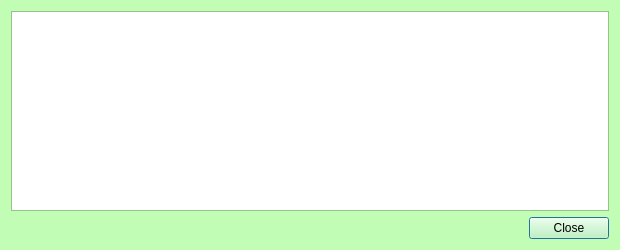
Old version of the form src/qt/forms/transactiondescdialog.ui in the repository IParn/LimecoinX.
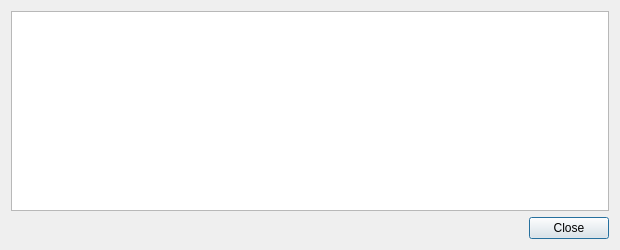
New version of the form.

The edit to the form file:
```diff
--- a/src/qt/forms/transactiondescdialog.ui
+++ b/src/qt/forms/transactiondescdialog.ui
@@ -10,421 +10,6 @@
     <height>250</height>
    </rect>
   </property>
-  <property name="palette">
-   <palette>
-    <active>
-     <colorrole role="WindowText">
-      <brush brushstyle="SolidPattern">
-       <color alpha="255">
-        <red>0</red>
-        <green>0</green>
-        <blue>0</blue>
-       </color>
-      </brush>
-     </colorrole>
-     <colorrole role="Button">
-      <brush brushstyle="SolidPattern">
-       <color alpha="255">
-        <red>193</red>
-        <green>253</green>
-        <blue>181</blue>
-       </color>
-      </brush>
-     </colorrole>
-     <colorrole role="Light">
-      <brush brushstyle="SolidPattern">
-       <color alpha="255">
-        <red>255</red>
-        <green>255</green>
-        <blue>255</blue>
-       </color>
-      </brush>
-     </colorrole>
-     <colorrole role="Midlight">
-      <brush brushstyle="SolidPattern">
-       <color alpha="255">
-        <red>224</red>
-        <green>254</green>
-        <blue>218</blue>
-       </color>
-      </brush>
-     </colorrole>
-     <colorrole role="Dark">
-      <brush brushstyle="SolidPattern">
-       <color alpha="255">
-        <red>96</red>
-        <green>126</green>
-        <blue>90</blue>
-       </color>
-      </brush>
-     </colorrole>
-     <colorrole role="Mid">
-      <brush brushstyle="SolidPattern">
-       <color alpha="255">
-        <red>129</red>
-        <green>169</green>
-        <blue>121</blue>
-       </color>
-      </brush>
-     </colorrole>
-     <colorrole role="Text">
-      <brush brushstyle="SolidPattern">
-       <color alpha="255">
-        <red>0</red>
-        <green>0</green>
-        <blue>0</blue>
-       </color>
-      </brush>
-     </colorrole>
-     <colorrole role="BrightText">
-      <brush brushstyle="SolidPattern">
-       <color alpha="255">
-        <red>255</red>
-        <green>255</green>
-        <blue>255</blue>
-       </color>
-      </brush>
-     </colorrole>
-     <colorrole role="ButtonText">
-      <brush brushstyle="SolidPattern">
-       <color alpha="255">
-        <red>0</red>
-        <green>0</green>
-        <blue>0</blue>
-       </color>
-      </brush>
-     </colorrole>
-     <colorrole role="Base">
-      <brush brushstyle="SolidPattern">
-       <color alpha="255">
-        <red>255</red>
-        <green>255</green>
-        <blue>255</blue>
-       </color>
-      </brush>
-     </colorrole>
-     <colorrole role="Window">
-      <brush brushstyle="SolidPattern">
-       <color alpha="255">
-        <red>193</red>
-        <green>253</green>
-        <blue>181</blue>
-       </color>
-      </brush>
-     </colorrole>
-     <colorrole role="Shadow">
-      <brush brushstyle="SolidPattern">
-       <color alpha="255">
-        <red>0</red>
-        <green>0</green>
-        <blue>0</blue>
-       </color>
-      </brush>
-     </colorrole>
-     <colorrole role="AlternateBase">
-      <brush brushstyle="SolidPattern">
-       <color alpha="255">
-        <red>224</red>
-        <green>254</green>
-        <blue>218</blue>
-       </color>
-      </brush>
-     </colorrole>
-     <colorrole role="ToolTipBase">
-      <brush brushstyle="SolidPattern">
-       <color alpha="255">
-        <red>255</red>
-        <green>255</green>
-        <blue>220</blue>
-       </color>
-      </brush>
-     </colorrole>
-     <colorrole role="ToolTipText">
-      <brush brushstyle="SolidPattern">
-       <color alpha="255">
-        <red>0</red>
-        <green>0</green>
-        <blue>0</blue>
-       </color>
-      </brush>
-     </colorrole>
-    </active>
-    <inactive>
-     <colorrole role="WindowText">
-      <brush brushstyle="SolidPattern">
-       <color alpha="255">
-        <red>0</red>
-        <green>0</green>
-        <blue>0</blue>
-       </color>
-      </brush>
-     </colorrole>
-     <colorrole role="Button">
-      <brush brushstyle="SolidPattern">
-       <color alpha="255">
-        <red>193</red>
-        <green>253</green>
-        <blue>181</blue>
-       </color>
-      </brush>
-     </colorrole>
-     <colorrole role="Light">
-      <brush brushstyle="SolidPattern">
-       <color alpha="255">
-        <red>255</red>
-        <green>255</green>
-        <blue>255</blue>
-       </color>
-      </brush>
-     </colorrole>
-     <colorrole role="Midlight">
-      <brush brushstyle="SolidPattern">
-       <color alpha="255">
-        <red>224</red>
-        <green>254</green>
-        <blue>218</blue>
-       </color>
-      </brush>
-     </colorrole>
-     <colorrole role="Dark">
-      <brush brushstyle="SolidPattern">
-       <color alpha="255">
-        <red>96</red>
-        <green>126</green>
-        <blue>90</blue>
-       </color>
-      </brush>
-     </colorrole>
-     <colorrole role="Mid">
-      <brush brushstyle="SolidPattern">
-       <color alpha="255">
-        <red>129</red>
-        <green>169</green>
-        <blue>121</blue>
-       </color>
-      </brush>
-     </colorrole>
-     <colorrole role="Text">
-      <brush brushstyle="SolidPattern">
-       <color alpha="255">
-        <red>0</red>
-        <green>0</green>
-        <blue>0</blue>
-       </color>
-      </brush>
-     </colorrole>
-     <colorrole role="BrightText">
-      <brush brushstyle="SolidPattern">
-       <color alpha="255">
-        <red>255</red>
-        <green>255</green>
-        <blue>255</blue>
-       </color>
-      </brush>
-     </colorrole>
-     <colorrole role="ButtonText">
-      <brush brushstyle="SolidPattern">
-       <color alpha="255">
-        <red>0</red>
-        <green>0</green>
-        <blue>0</blue>
-       </color>
-      </brush>
-     </colorrole>
-     <colorrole role="Base">
-      <brush brushstyle="SolidPattern">
-       <color alpha="255">
-        <red>255</red>
-        <green>255</green>
-        <blue>255</blue>
-       </color>
-      </brush>
-     </colorrole>
-     <colorrole role="Window">
-      <brush brushstyle="SolidPattern">
-       <color alpha="255">
-        <red>193</red>
-        <green>253</green>
-        <blue>181</blue>
-       </color>
-      </brush>
-     </colorrole>
-     <colorrole role="Shadow">
-      <brush brushstyle="SolidPattern">
-       <color alpha="255">
-        <red>0</red>
-        <green>0</green>
-        <blue>0</blue>
-       </color>
-      </brush>
-     </colorrole>
-     <colorrole role="AlternateBase">
-      <brush brushstyle="SolidPattern">
-       <color alpha="255">
-        <red>224</red>
-        <green>254</green>
-        <blue>218</blue>
-       </color>
-      </brush>
-     </colorrole>
-     <colorrole role="ToolTipBase">
-      <brush brushstyle="SolidPattern">
-       <color alpha="255">
-        <red>255</red>
-        <green>255</green>
-        <blue>220</blue>
-       </color>
-      </brush>
-     </colorrole>
-     <colorrole role="ToolTipText">
-      <brush brushstyle="SolidPattern">
-       <color alpha="255">
-        <red>0</red>
-        <green>0</green>
-        <blue>0</blue>
-       </color>
-      </brush>
-     </colorrole>
-    </inactive>
-    <disabled>
-     <colorrole role="WindowText">
-      <brush brushstyle="SolidPattern">
-       <color alpha="255">
-        <red>96</red>
-        <green>126</green>
-        <blue>90</blue>
-       </color>
-      </brush>
-     </colorrole>
-     <colorrole role="Button">
-      <brush brushstyle="SolidPattern">
-       <color alpha="255">
-        <red>193</red>
-        <green>253</green>
-        <blue>181</blue>
-       </color>
-      </brush>
-     </colorrole>
-     <colorrole role="Light">
-      <brush brushstyle="SolidPattern">
-       <color alpha="255">
-        <red>255</red>
-        <green>255</green>
-        <blue>255</blue>
-       </color>
-      </brush>
-     </colorrole>
-     <colorrole role="Midlight">
-      <brush brushstyle="SolidPattern">
-       <color alpha="255">
-        <red>224</red>
-        <green>254</green>
-        <blue>218</blue>
-       </color>
-      </brush>
-     </colorrole>
-     <colorrole role="Dark">
-      <brush brushstyle="SolidPattern">
-       <color alpha="255">
-        <red>96</red>
-        <green>126</green>
-        <blue>90</blue>
-       </color>
-      </brush>
-     </colorrole>
-     <colorrole role="Mid">
-      <brush brushstyle="SolidPattern">
-       <color alpha="255">
-        <red>129</red>
-        <green>169</green>
-        <blue>121</blue>
-       </color>
-      </brush>
-     </colorrole>
-     <colorrole role="Text">
-      <brush brushstyle="SolidPattern">
-       <color alpha="255">
-        <red>96</red>
-        <green>126</green>
-        <blue>90</blue>
-       </color>
-      </brush>
-     </colorrole>
-     <colorrole role="BrightText">
-      <brush brushstyle="SolidPattern">
-       <color alpha="255">
-        <red>255</red>
-        <green>255</green>
-        <blue>255</blue>
-       </color>
-      </brush>
-     </colorrole>
-     <colorrole role="ButtonText">
-      <brush brushstyle="SolidPattern">
-       <color alpha="255">
-        <red>96</red>
-        <green>126</green>
-        <blue>90</blue>
-       </color>
-      </brush>
-     </colorrole>
-     <colorrole role="Base">
-      <brush brushstyle="SolidPattern">
-       <color alpha="255">
-        <red>193</red>
-        <green>253</green>
-        <blue>181</blue>
-       </color>
-      </brush>
-     </colorrole>
-     <colorrole role="Window">
-      <brush brushstyle="SolidPattern">
-       <color alpha="255">
-        <red>193</red>
-        <green>253</green>
-        <blue>181</blue>
-       </color>
-      </brush>
-     </colorrole>
-     <colorrole role="Shadow">
-      <brush brushstyle="SolidPattern">
-       <color alpha="255">
-        <red>0</red>
-        <green>0</green>
-        <blue>0</blue>
-       </color>
-      </brush>
-     </colorrole>
-     <colorrole role="AlternateBase">
-      <brush brushstyle="SolidPattern">
-       <color alpha="255">
-        <red>193</red>
-        <green>253</green>
-        <blue>181</blue>
-       </color>
-      </brush>
-     </colorrole>
-     <colorrole role="ToolTipBase">
-      <brush brushstyle="SolidPattern">
-       <color alpha="255">
-        <red>255</red>
-        <green>255</green>
-        <blue>220</blue>
-       </color>
-      </brush>
-     </colorrole>
-     <colorrole role="ToolTipText">
-      <brush brushstyle="SolidPattern">
-       <color alpha="255">
-        <red>0</red>
-        <green>0</green>
-        <blue>0</blue>
-       </color>
-      </brush>
-     </colorrole>
-    </disabled>
-   </palette>
-  </property>
   <property name="windowTitle">
    <string>Transaction details</string>
   </property>
```
Left out of the diff: 16 changed lines with no effect on the pictures.
